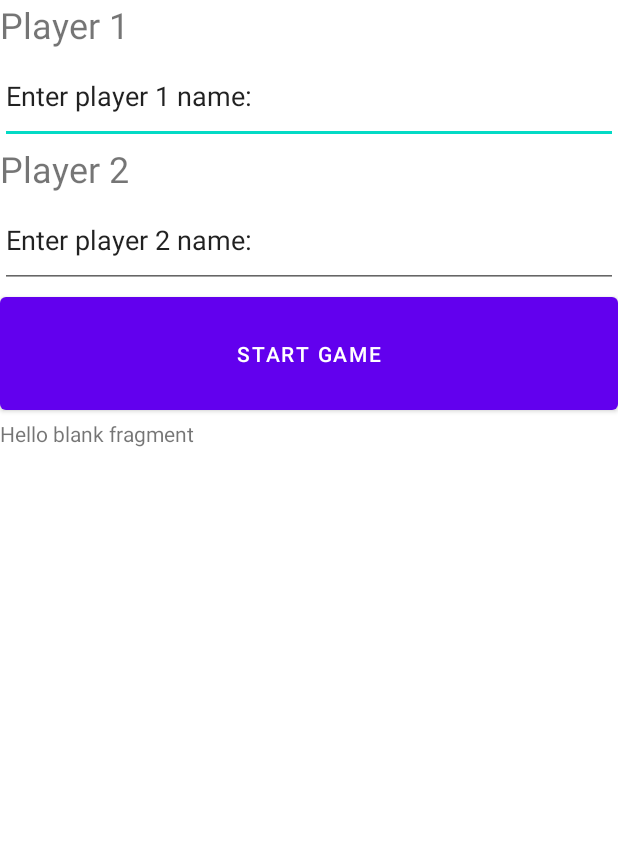
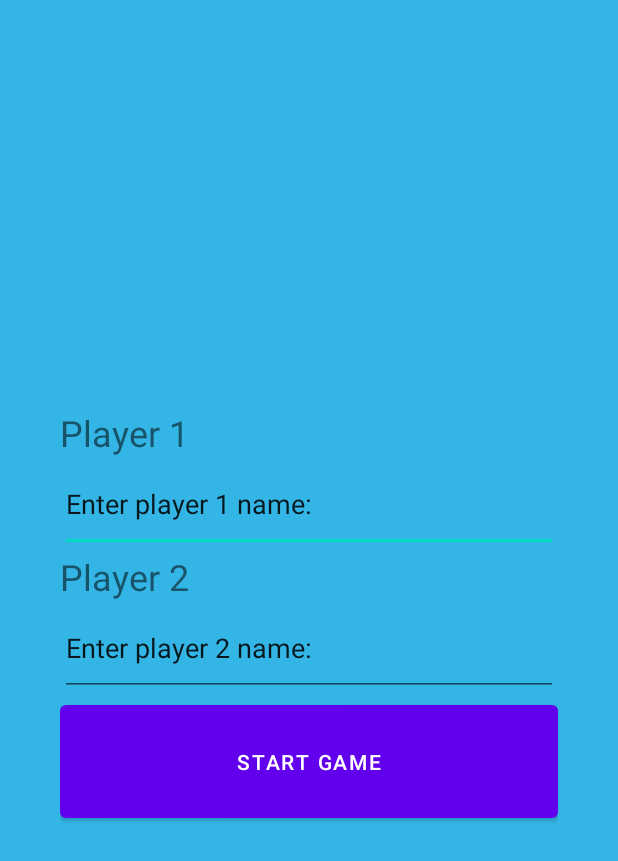
Before and after one commit to rogerfinnerty/Android-Chess-App, an Android app: the user_names screen opened directly, with no data from a screen before it, on a phone screen of 412 x 824 dp. Shown: the top 861 px of the screen. Run offline under Robolectric (Android 15) with nearby library versions, the phone set to English and light mode, and no system bars; our stand-ins replace navigation-ui.

Commit message:
combining branches

```diff
--- a/app/src/main/res/layout/activity_main.xml
+++ b/app/src/main/res/layout/activity_main.xml
@@ -4,7 +4,8 @@
     xmlns:tools="http://schemas.android.com/tools"
     android:layout_width="match_parent"
     android:layout_height="match_parent"
-    tools:context=".MainActivity">
+    tools:context=".MainActivity"
+    android:background="@android:color/holo_blue_light">
 
     <LinearLayout
         android:layout_width="match_parent"
--- a/app/src/main/res/layout/activity_user_names.xml
+++ b/app/src/main/res/layout/activity_user_names.xml
@@ -4,45 +4,50 @@
     xmlns:tools="http://schemas.android.com/tools"
     android:layout_width="match_parent"
     android:layout_height="match_parent"
+    android:layout_gravity="center_horizontal"
+    android:layoutDirection="inherit"
+    android:background="@android:color/holo_blue_light"
     tools:context=".user_names">
 
     <LinearLayout
         android:layout_width="match_parent"
         android:layout_height="match_parent"
-        android:orientation="vertical">
+        android:gravity="center"
+        android:orientation="vertical"
+        android:padding="40dp">
 
         <TextView
             android:layout_width="match_parent"
             android:layout_height="wrap_content"
             android:text="Player 1"
             android:textSize="24sp" />
+
         <EditText
             android:id="@+id/player_one_name"
             android:layout_width="match_parent"
             android:layout_height="63dp"
-            android:text="Enter player 1 name:"
-            android:inputType="text" />
+            android:inputType="text"
+            android:text="Enter player 1 name:" />
 
         <TextView
             android:layout_width="match_parent"
             android:layout_height="wrap_content"
             android:text="Player 2"
             android:textSize="24sp" />
+
         <EditText
             android:id="@+id/player_two_name"
             android:layout_width="match_parent"
             android:layout_height="63dp"
-            android:text="Enter player 2 name:"
-            android:inputType="text" />
+            android:inputType="text"
+            android:text="Enter player 2 name:" />
 
         <Button
             android:id="@+id/start_game"
             android:layout_width="match_parent"
             android:layout_height="87dp"
             android:onClick="goToBoard"
-            android:text="Start Game"/>
-
-        <include layout="@layout/content_user_names" />
+            android:text="Start Game" />
 
     </LinearLayout>
 
```
Also changed, not shown: app/src/main/java/com/example/group12project/Chessboard.java (+11 -1 lines).
